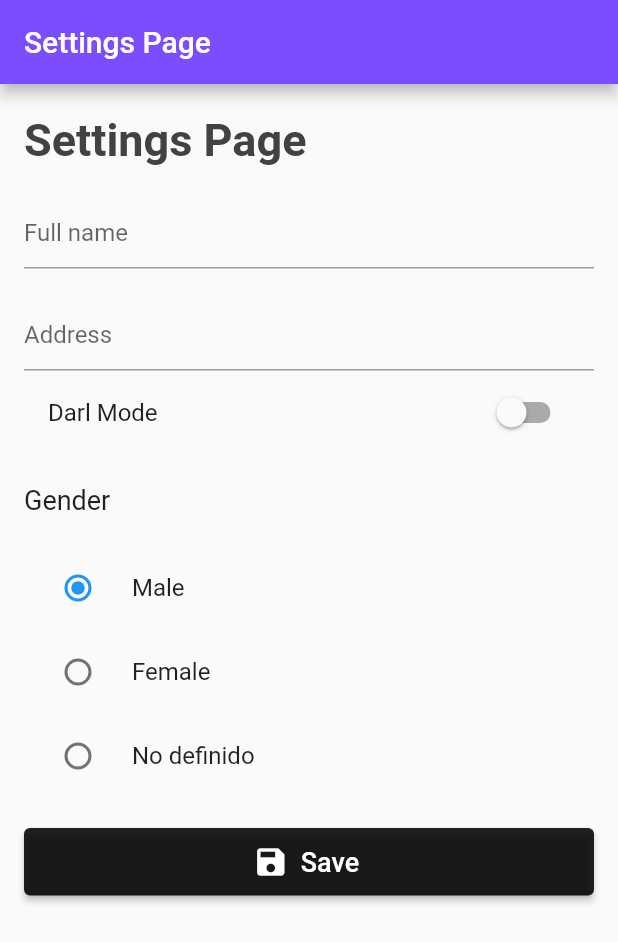
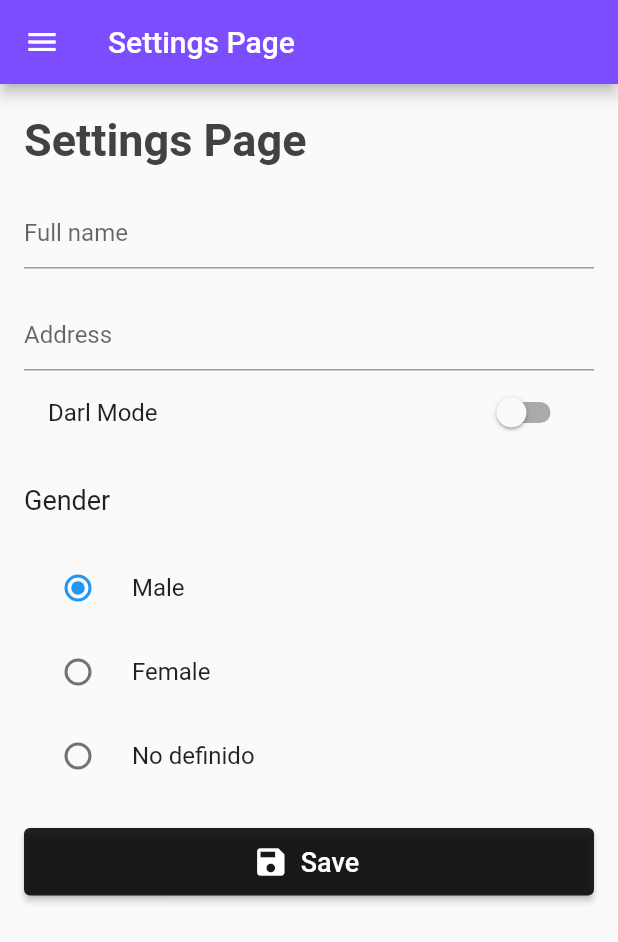
Before and after one commit to dafm10/flutter_codigo4_sharedpref, a Flutter app: the screen it shows after launch, on a phone screen of 412 x 824 dp. Shown: the top 942 px of the screen. Run offline on Flutter 3.47's test engine with Material 2 defaults, Android fonts, the phone set to English and light mode, and no system bars; our stand-ins replace google_fonts, shared_preferences.

```diff
--- a/lib/pages/register_page.dart
+++ b/lib/pages/register_page.dart
@@ -1,4 +1,6 @@
+
 import 'package:flutter/material.dart';
+import 'package:google_fonts/google_fonts.dart';
 
 class RegisterPage extends StatefulWidget {
   const RegisterPage({Key? key}) : super(key: key);
@@ -15,8 +17,56 @@ class _RegisterPageState extends State<RegisterPage> {
   Widget build(BuildContext context) {
     return Scaffold(
       appBar: AppBar(
-        title: Text("Settings Page"),
+        title: const Text("Settings Page"),
         backgroundColor: Colors.deepPurpleAccent,
+      ),
+      drawer: Drawer(
+        child: ListView(
+          children: [
+            DrawerHeader(
+              decoration: BoxDecoration(
+                image: DecorationImage(
+                  fit: BoxFit.cover,
+                  image: NetworkImage(
+                    "https://i.pinimg.com/736x/ca/6b/0f/ca6b0f7177229f00b2ec1ea2f48385fd.jpg",
+                  ),
+                ),
+              ),
+              child: Column(
+                crossAxisAlignment: CrossAxisAlignment.start,
+                mainAxisAlignment: MainAxisAlignment.end,
+                children: [
+                  CircleAvatar(
+                    radius: 30.0,
+                    backgroundImage: NetworkImage(
+                      "https://m.media-amazon.com/images/I/61srwGulapL._AC_SX569_.jpg",
+                    ),
+                  ),
+                  SizedBox(
+                    height: 15.0,
+                  ),
+                  Text(
+                    "R2D2",
+                    style: GoogleFonts.montserrat(
+                      color: Colors.white,
+                      fontSize: 18.0,
+                    ),
+                  ),
+                  SizedBox(
+                    height: 5.0,
+                  ),
+                  Text(
+                    "Programador",
+                    style: GoogleFonts.montserrat(
+                      color: Colors.white70,
+                      fontSize: 16.0,
+                    ),
+                  ),
+                ],
+              ),
+            ),
+          ],
+        ),
       ),
       body: Padding(
         padding: EdgeInsets.symmetric(horizontal: 16.0, vertical: 20.0),
```
